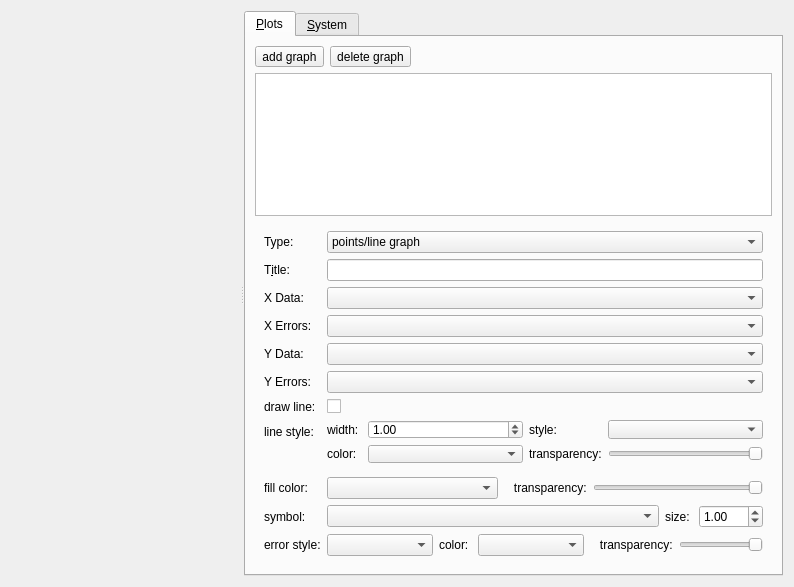
The window that plugins/table/qfrdrtableplotwidget.ui (jkriege2/QuickFit3) describes before a commit, drawn with Qt 5.
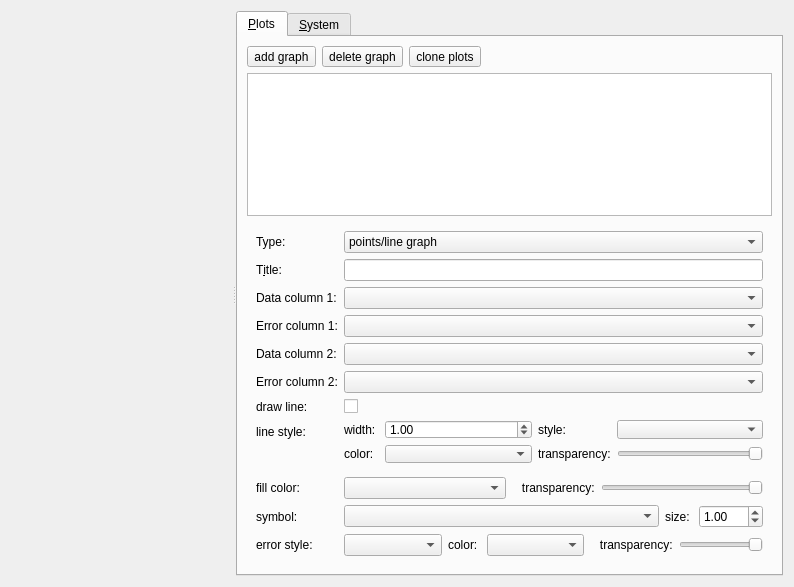
The same window after the commit. Icons and pictures are not drawn. Custom widgets are drawn as their Qt base class.

What changed in the file:
```diff
--- a/plugins/table/qfrdrtableplotwidget.ui
+++ b/plugins/table/qfrdrtableplotwidget.ui
@@ -72,6 +72,17 @@
             </property>
            </widget>
           </item>
+          <item>
+           <widget class="QToolButton" name="btnCloneGraph">
+            <property name="text">
+             <string>clone plots</string>
+            </property>
+            <property name="icon">
+             <iconset resource="qfrdrtable.qrc">
+              <normaloff>:/table/copy.png</normaloff>:/table/copy.png</iconset>
+            </property>
+           </widget>
+          </item>
           <item>
            <spacer name="horizontalSpacer">
             <property name="orientation">
@@ -207,7 +218,7 @@
            <item row="2" column="0">
             <widget class="QLabel" name="label">
              <property name="text">
-              <string>X Data:</string>
+              <string>Data column 1:</string>
              </property>
              <property name="buddy">
               <cstring>cmbLinesXData</cstring>
@@ -217,23 +228,13 @@
            <item row="2" column="1">
             <widget class="QComboBox" name="cmbLinesXData"/>
            </item>
-           <item row="3" column="0">
-            <widget class="QLabel" name="label_2">
-             <property name="text">
-              <string>X Errors:</string>
-             </property>
-             <property name="buddy">
-              <cstring>cmbLinesXError</cstring>
-             </property>
-            </widget>
-           </item>
            <item row="3" column="1">
             <widget class="QComboBox" name="cmbLinesXError"/>
            </item>
            <item row="4" column="0">
             <widget class="QLabel" name="label_4">
              <property name="text">
-              <string>Y Data:</string>
+              <string>Data column 2:</string>
              </property>
              <property name="buddy">
               <cstring>cmbLinesYData</cstring>
@@ -246,7 +247,7 @@
            <item row="5" column="0">
             <widget class="QLabel" name="label_5">
              <property name="text">
-              <string>Y Errors:</string>
+              <string>Error column 2:</string>
              </property>
              <property name="buddy">
               <cstring>cmbLinesYError</cstring>
@@ -284,7 +285,7 @@
             </widget>
            </item>
            <item row="7" column="1">
-            <layout class="QGridLayout" name="gridLayout" columnstretch="0,1,0,1,0,0" columnminimumwidth="0,0,0,0,0,0">
+            <layout class="QGridLayout" name="gridLayout" columnstretch="0,1,0,1" columnminimumwidth="0,0,0,0">
              <item row="0" column="0">
               <widget class="QLabel" name="label_28">
                <property name="text">
@@ -549,6 +550,16 @@
              </item>
             </layout>
            </item>
+           <item row="3" column="0">
+            <widget class="QLabel" name="label_2">
+             <property name="text">
+              <string>Error column 1:</string>
+             </property>
+             <property name="buddy">
+              <cstring>cmbLinesXError</cstring>
+             </property>
+            </widget>
+           </item>
           </layout>
          </widget>
         </item>
```
